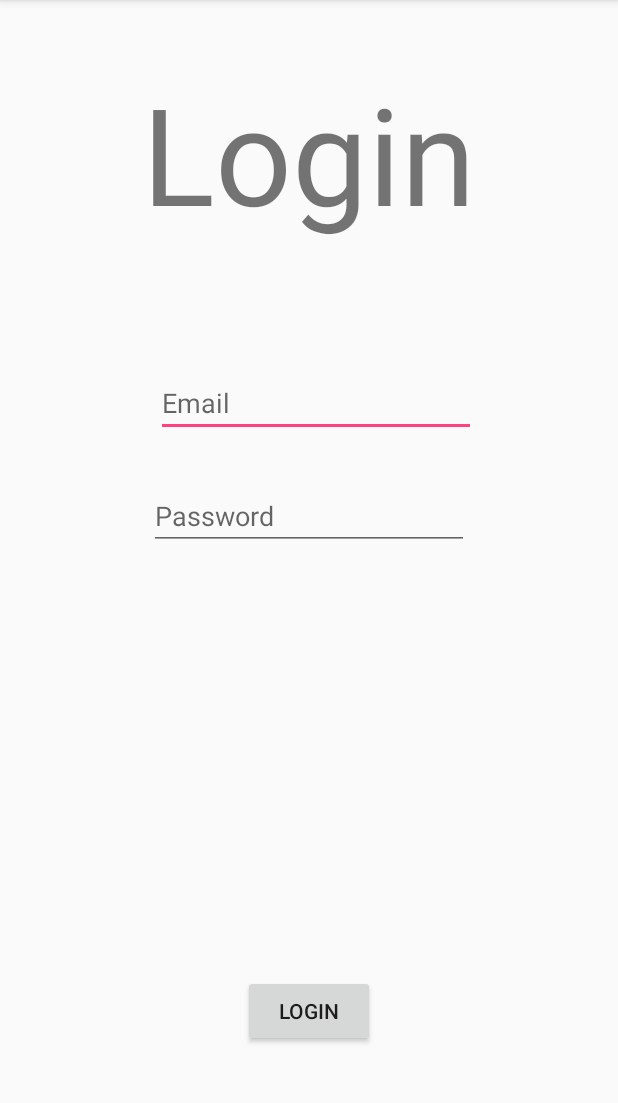
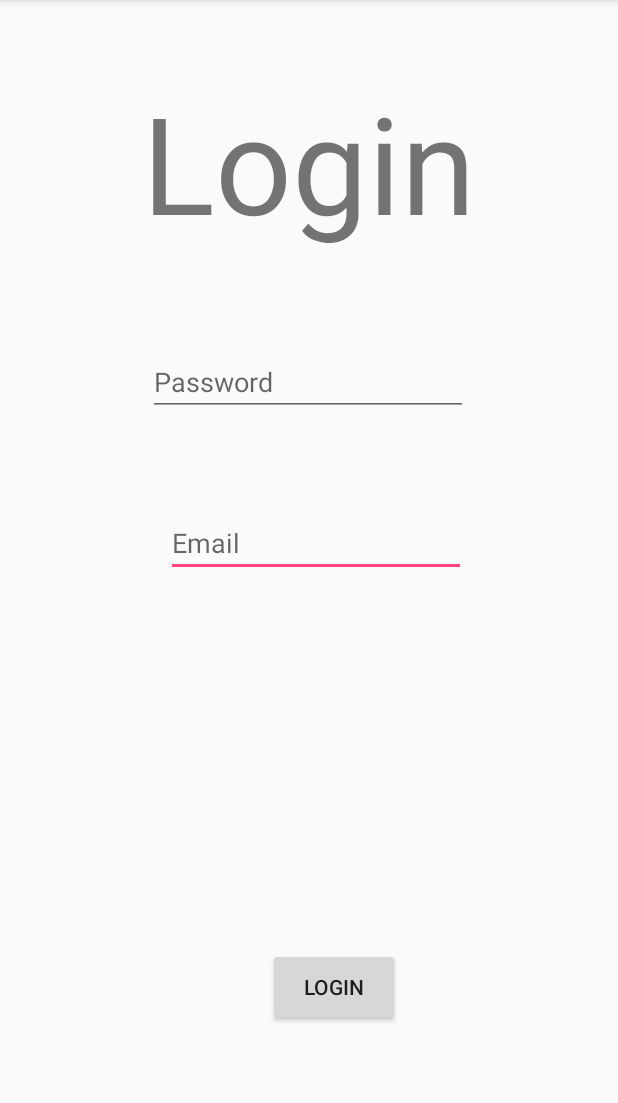
Before and after one commit to Amit-Chavda/PGiotary, an Android app: the screen it shows after launch (MainActivity), on a phone screen of 412 x 824 dp, the part 84-1187 px from its top. Run offline under Robolectric (Android 15) with nearby library versions, the phone set to English and light mode, and no system bars.

Commit message:
error solved

```diff
--- a/app/build.gradle
+++ b/app/build.gradle
@@ -4,7 +4,7 @@ android {
     compileSdkVersion 28
     defaultConfig {
         applicationId "com.example.dhruv.pg_accomodation"
-        minSdkVersion 15
+        minSdkVersion 16
         targetSdkVersion 28
         versionCode 1
         versionName "1.0"
@@ -21,8 +21,12 @@ android {
 dependencies {
     implementation fileTree(dir: 'libs', include: ['*.jar'])
     implementation 'com.android.support:appcompat-v7:28.0.0'
+    implementation 'androidx.appcompat:appcompat:1.0.0'
+    implementation platform('com.google.firebase:firebase-bom:25.12.0')
+    implementation 'com.google.firebase:firebase-analytics'
     implementation 'com.android.support.constraint:constraint-layout:2.0.2'
     testImplementation 'junit:junit:4.12'
     androidTestImplementation 'com.android.support.test:runner:1.0.2'
     androidTestImplementation 'com.android.support.test.espresso:espresso-core:3.0.2'
 }
+apply plugin: 'com.google.gms.google-services'
--- a/app/src/main/java/com/example/dhruv/pg_accomodation/MainActivity.java
+++ b/app/src/main/java/com/example/dhruv/pg_accomodation/MainActivity.java
@@ -1,6 +1,6 @@
 package com.example.dhruv.pg_accomodation;
 
-import android.support.v7.app.AppCompatActivity;
+import androidx.appcompat.app.AppCompatActivity;
 import android.os.Bundle;
 
 public class MainActivity extends AppCompatActivity {
--- a/app/src/main/res/layout/activity_main.xml
+++ b/app/src/main/res/layout/activity_main.xml
@@ -1,5 +1,5 @@
 <?xml version="1.0" encoding="utf-8"?>
-<RelativeLayout xmlns:android="http://schemas.android.com/apk/res/android"
+<androidx.constraintlayout.widget.ConstraintLayout xmlns:android="http://schemas.android.com/apk/res/android"
     xmlns:app="http://schemas.android.com/apk/res-auto"
     xmlns:tools="http://schemas.android.com/tools"
     android:layout_width="match_parent"
@@ -10,44 +10,58 @@
     <Button
         android:id="@+id/button3"
         android:layout_width="wrap_content"
-        android:layout_height="wrap_content"
-        android:layout_alignParentBottom="true"
+        android:layout_height="52dp"
         android:layout_centerHorizontal="true"
-        android:layout_marginBottom="70dp"
-        android:text="Login" />
+        android:layout_marginBottom="84dp"
+        android:text="Login"
+        app:layout_constraintBottom_toBottomOf="parent"
+        app:layout_constraintEnd_toEndOf="parent"
+        app:layout_constraintHorizontal_bias="0.551"
+        app:layout_constraintStart_toStartOf="parent" />
 
     <TextView
         android:id="@+id/textView"
-        android:textSize="90dp"
         android:layout_width="wrap_content"
         android:layout_height="wrap_content"
         android:layout_alignParentTop="true"
         android:layout_centerHorizontal="true"
-        android:layout_marginTop="42dp"
-        android:text="Login" />
+        android:layout_marginTop="48dp"
+        android:text="Login"
+        android:textSize="90sp"
+        app:layout_constraintEnd_toEndOf="parent"
+        app:layout_constraintStart_toStartOf="parent"
+        app:layout_constraintTop_toTopOf="parent" />
 
     <EditText
         android:id="@+id/editText"
-        android:layout_width="wrap_content"
-        android:layout_height="wrap_content"
-        android:layout_alignEnd="@+id/textView"
-        android:layout_alignRight="@+id/textView"
-        android:layout_below="@+id/textView"
-        android:layout_marginTop="84dp"
-        android:ems="10"
-        android:hint="Email"
-        android:inputType="textEmailAddress" />
+        android:layout_width="200dp"
+        android:layout_height="39dp"
+        android:layout_marginTop="68dp"
+        android:hint="@string/email"
+        android:inputType="textEmailAddress"
+        app:layout_constraintEnd_toEndOf="parent"
+        app:layout_constraintHorizontal_bias="0.521"
+        app:layout_constraintStart_toStartOf="parent"
+        app:layout_constraintTop_toBottomOf="@+id/editText2" />
 
     <EditText
         android:id="@+id/editText2"
         android:layout_width="wrap_content"
         android:layout_height="wrap_content"
+        android:layout_alignParentEnd="true"
+        android:layout_alignParentLeft="true"
+        android:layout_alignParentRight="true"
+        android:layout_alignParentStart="true"
         android:layout_below="@+id/editText"
         android:layout_centerHorizontal="true"
-        android:layout_marginTop="30dp"
+        android:layout_marginTop="64dp"
         android:ems="10"
         android:hint="Password"
-        android:inputType="textPassword" />
+        android:inputType="textPassword"
+        app:layout_constraintEnd_toEndOf="parent"
+        app:layout_constraintHorizontal_bias="0.497"
+        app:layout_constraintStart_toStartOf="parent"
+        app:layout_constraintTop_toBottomOf="@+id/textView" />
 
 
-</RelativeLayout>
+</androidx.constraintlayout.widget.ConstraintLayout>
--- a/app/src/main/res/values/strings.xml
+++ b/app/src/main/res/values/strings.xml
@@ -1,3 +1,4 @@
 <resources>
     <string name="app_name">PG_Accomodation</string>
+    <string name="email">Email</string>
 </resources>
--- a/build.gradle
+++ b/build.gradle
@@ -7,7 +7,8 @@ buildscript {
         jcenter()
     }
     dependencies {
-        classpath 'com.android.tools.build:gradle:3.0.1'
+        classpath 'com.android.tools.build:gradle:4.1.0'
+        classpath 'com.google.gms:google-services:4.3.4'
 
 
         // NOTE: Do not place your application dependencies here; they belong
--- a/gradle.properties
+++ b/gradle.properties
@@ -15,3 +15,5 @@ org.gradle.jvmargs=-Xmx1536m
 # This option should only be used with decoupled projects. More details, visit
 # http://www.gradle.org/docs/current/userguide/multi_project_builds.html#sec:decoupled_projects
 # org.gradle.parallel=true
+android.useAndroidX=true
+android.enableJetifier=true
```
Also changed, not shown: gradle/wrapper/gradle-wrapper.properties.
